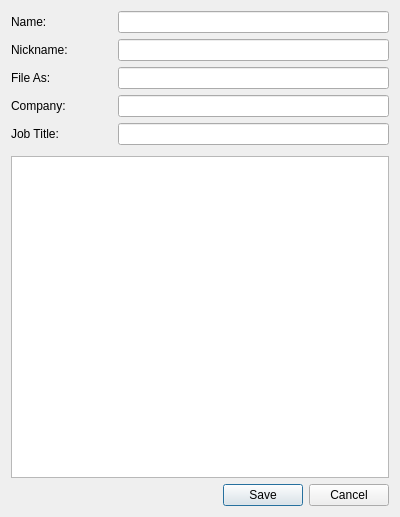
This is src/MainApp/EditContactEntryDialog.ui in petrytar/GoogleContacts as Qt 5 draws it before an edit. The edited form follows.
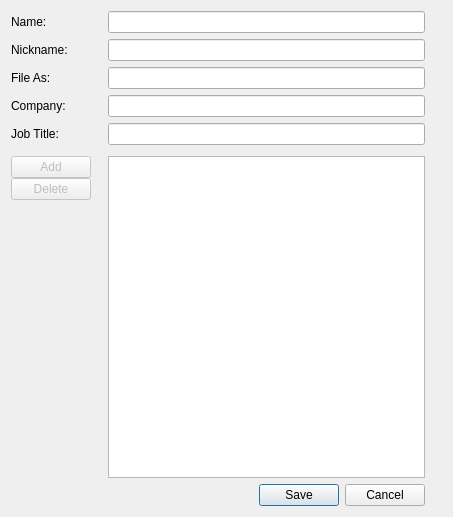
This is the edited form.

Commit message: Added "Add" and "Delete" features for contact properties.

The edit to the form file:
```diff
--- a/src/MainApp/EditContactEntryDialog.ui
+++ b/src/MainApp/EditContactEntryDialog.ui
@@ -6,7 +6,7 @@
    <rect>
     <x>0</x>
     <y>0</y>
-    <width>400</width>
+    <width>453</width>
     <height>517</height>
    </rect>
   </property>
@@ -15,43 +15,10 @@
   </property>
   <layout class="QVBoxLayout" name="verticalLayout">
    <item>
-    <layout class="QGridLayout" name="gridLayout" columnstretch="1,3">
+    <layout class="QGridLayout" name="gridLayout" columnstretch="1,23,0">
      <property name="horizontalSpacing">
       <number>17</number>
      </property>
-     <item row="6" column="0" colspan="2">
-      <widget class="QTreeWidget" name="propertiesTreeWidget">
-       <property name="editTriggers">
-        <set>QAbstractItemView::DoubleClicked|QAbstractItemView::EditKeyPressed|QAbstractItemView::SelectedClicked</set>
-       </property>
-       <property name="columnCount">
-        <number>2</number>
-       </property>
-       <attribute name="headerVisible">
-        <bool>false</bool>
-       </attribute>
-       <column>
-        <property name="text">
-         <string notr="true">1</string>
-        </property>
-       </column>
-       <column>
-        <property name="text">
-         <string notr="true">2</string>
-        </property>
-       </column>
-      </widget>
-     </item>
-     <item row="2" column="0">
-      <widget class="QLabel" name="label_3">
-       <property name="text">
-        <string>File As:</string>
-       </property>
-      </widget>
-     </item>
-     <item row="2" column="1">
-      <widget class="QLineEdit" name="fileAsEdit"/>
-     </item>
      <item row="4" column="0">
       <widget class="QLabel" name="label_5">
        <property name="text">
@@ -92,6 +59,79 @@
      <item row="4" column="1">
       <widget class="QLineEdit" name="jobTitleEdit"/>
      </item>
+     <item row="7" column="2">
+      <widget class="QWidget" name="widget" native="true"/>
+     </item>
+     <item row="2" column="0">
+      <widget class="QLabel" name="label_3">
+       <property name="text">
+        <string>File As:</string>
+       </property>
+      </widget>
+     </item>
+     <item row="2" column="1">
+      <widget class="QLineEdit" name="fileAsEdit"/>
+     </item>
+     <item row="6" column="1">
+      <widget class="QTreeWidget" name="propertiesTreeWidget">
+       <property name="editTriggers">
+        <set>QAbstractItemView::DoubleClicked|QAbstractItemView::EditKeyPressed|QAbstractItemView::SelectedClicked</set>
+       </property>
+       <property name="columnCount">
+        <number>2</number>
+       </property>
+       <attribute name="headerVisible">
+        <bool>false</bool>
+       </attribute>
+       <column>
+        <property name="text">
+         <string notr="true">1</string>
+        </property>
+       </column>
+       <column>
+        <property name="text">
+         <string notr="true">2</string>
+        </property>
+       </column>
+      </widget>
+     </item>
+     <item row="6" column="0">
+      <layout class="QVBoxLayout" name="verticalLayout_2">
+       <item>
+        <widget class="QPushButton" name="addButton">
+         <property name="enabled">
+          <bool>false</bool>
+         </property>
+         <property name="text">
+          <string>Add</string>
+         </property>
+        </widget>
+       </item>
+       <item>
+        <widget class="QPushButton" name="deleteButton">
+         <property name="enabled">
+          <bool>false</bool>
+         </property>
+         <property name="text">
+          <string>Delete</string>
+         </property>
+        </widget>
+       </item>
+       <item>
+        <spacer name="verticalSpacer_2">
+         <property name="orientation">
+          <enum>Qt::Vertical</enum>
+         </property>
+         <property name="sizeHint" stdset="0">
+          <size>
+           <width>20</width>
+           <height>40</height>
+          </size>
+         </property>
+        </spacer>
+       </item>
+      </layout>
+     </item>
      <item row="5" column="1">
       <spacer name="verticalSpacer">
        <property name="orientation">
@@ -108,18 +148,18 @@
        </property>
       </spacer>
      </item>
+     <item row="7" column="0" colspan="2">
+      <widget class="QDialogButtonBox" name="buttonBox">
+       <property name="orientation">
+        <enum>Qt::Horizontal</enum>
+       </property>
+       <property name="standardButtons">
+        <set>QDialogButtonBox::Cancel|QDialogButtonBox::Save</set>
+       </property>
+      </widget>
+     </item>
     </layout>
    </item>
-   <item>
-    <widget class="QDialogButtonBox" name="buttonBox">
-     <property name="orientation">
-      <enum>Qt::Horizontal</enum>
-     </property>
-     <property name="standardButtons">
-      <set>QDialogButtonBox::Cancel|QDialogButtonBox::Save</set>
-     </property>
-    </widget>
-   </item>
   </layout>
  </widget>
  <resources/>
```
The commit also changes 3 other files.
